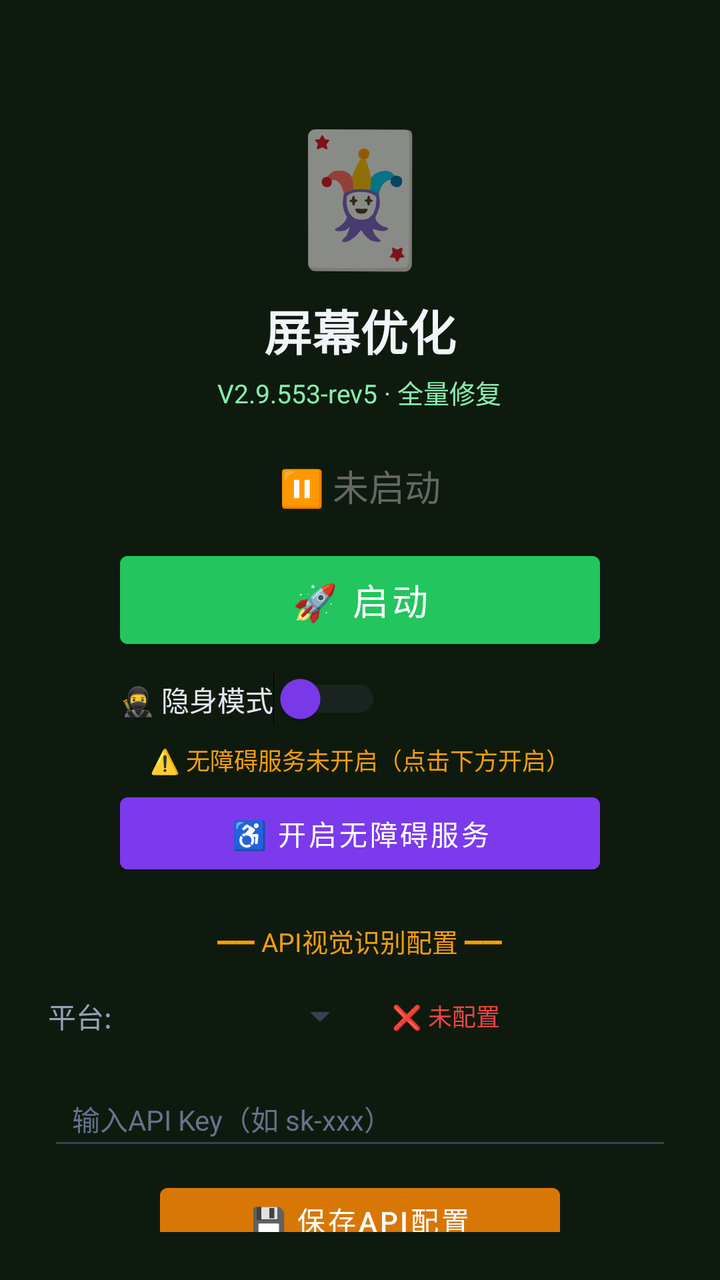
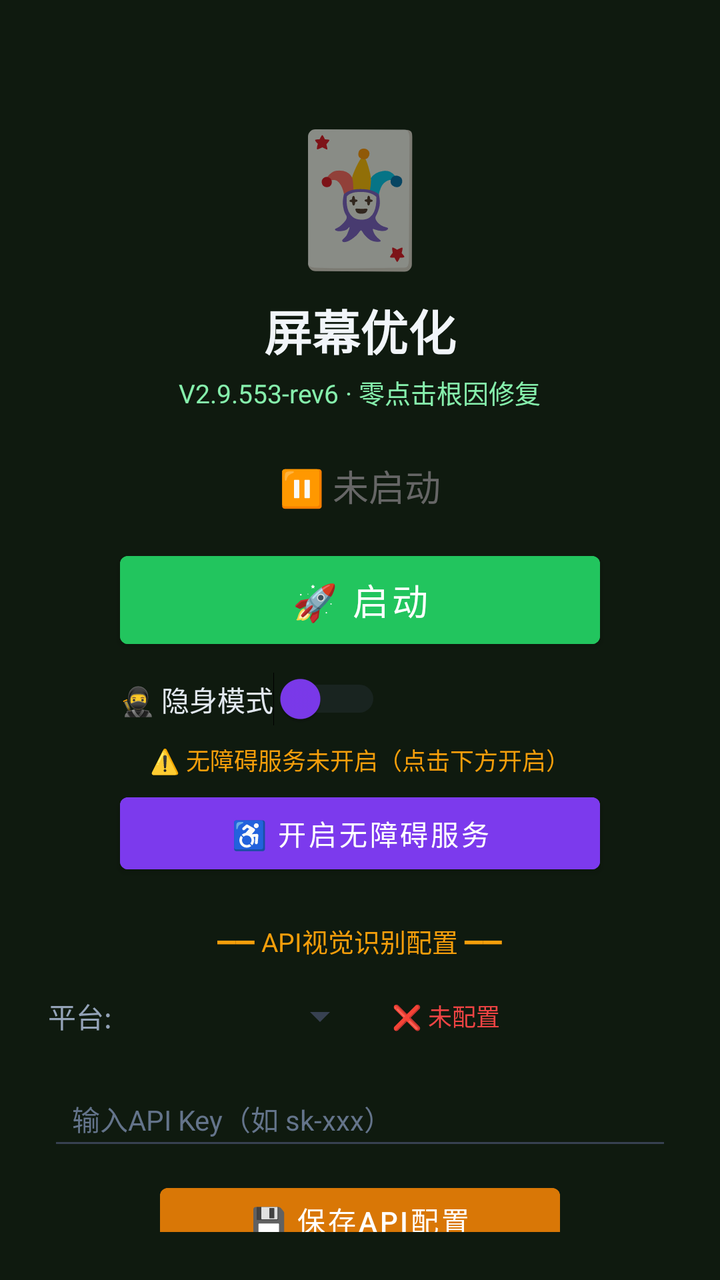

The first picture is an Android layout as it rendered before a commit; the second is the same layout after the commit. The layout source and the unified diff follow.
<!-- AndroidManifest.xml: activity theme Theme.MjScreenshot -->
<!-- res/layout/activity_main.xml -->
<?xml version="1.0" encoding="utf-8"?>
<LinearLayout xmlns:android="http://schemas.android.com/apk/res/android"
    android:layout_width="match_parent"
    android:layout_height="match_parent"
    android:orientation="vertical"
    android:background="#0f1a0f"
    android:padding="24dp"
    android:gravity="center_horizontal">

    <TextView
        android:layout_width="wrap_content"
        android:layout_height="wrap_content"
        android:text="🃏"
        android:textSize="64sp"
        android:layout_marginTop="30dp" />

    <TextView
        android:layout_width="wrap_content"
        android:layout_height="wrap_content"
        android:text="屏幕优化"
        android:textSize="24sp"
        android:textColor="#f1f5f9"
        android:textStyle="bold"
        android:layout_marginTop="8dp" />

    <TextView
        android:layout_width="wrap_content"
        android:layout_height="wrap_content"
        android:text="V2.9.553-rev5 · 全量修复"
        android:textSize="13sp"
        android:textColor="#86efac"
        android:layout_marginTop="4dp" />

    <TextView
        android:id="@+id/tvStatus"
        android:layout_width="wrap_content"
        android:layout_height="wrap_content"
        android:text="⏸ 未启动"
        android:textSize="18sp"
        android:textColor="#666666"
        android:layout_marginTop="24dp" />

    <Button
        android:id="@+id/btnStart"
        android:layout_width="240dp"
        android:layout_height="56dp"
        android:text="🚀 启动"
        android:textSize="18sp"
        android:textColor="#ffffff"
        android:backgroundTint="#22c55e"
        android:layout_marginTop="16dp" />

    <Button
        android:id="@+id/btnHelper"
        android:layout_width="240dp"
        android:layout_height="56dp"
        android:text="🃏 打开智囊"
        android:textSize="16sp"
        android:textColor="#ffffff"
        android:backgroundTint="#16a34a"
        android:layout_marginTop="12dp"
        android:visibility="gone" />

    
    <LinearLayout
        android:layout_width="240dp"
        android:layout_height="wrap_content"
        android:orientation="horizontal"
        android:gravity="center_vertical"
        android:layout_marginTop="8dp">

        <Switch
            android:id="@+id/switchStealth"
            android:layout_width="wrap_content"
            android:layout_height="wrap_content"
            android:text="🥷 隐身模式"
            android:textColor="#e2e8f0"
            android:textSize="14sp"
            android:thumbTint="#7c3aed"
            android:trackTint="#374151" />
    </LinearLayout>

    <TextView
        android:id="@+id/tvAccessibilityStatus"
        android:layout_width="wrap_content"
        android:layout_height="wrap_content"
        android:text="⚠️ 无障碍服务未开启（点击下方开启）"
        android:textSize="12sp"
        android:textColor="#f59e0b"
        android:layout_marginTop="8dp"
        android:gravity="center" />

    <Button
        android:id="@+id/btnAccessibility"
        android:layout_width="240dp"
        android:layout_height="48dp"
        android:text="♿ 开启无障碍服务"
        android:textSize="14sp"
        android:textColor="#ffffff"
        android:backgroundTint="#7c3aed"
        android:layout_marginTop="4dp" />

    <TextView
        android:layout_width="wrap_content"
        android:layout_height="wrap_content"
        android:text="━━ API视觉识别配置 ━━"
        android:textSize="13sp"
        android:textColor="#f59e0b"
        android:layout_marginTop="20dp" />

    <LinearLayout
        android:layout_width="match_parent"
        android:layout_height="wrap_content"
        android:orientation="horizontal"
        android:layout_marginTop="8dp"
        android:gravity="center_vertical">

        <TextView
            android:layout_width="wrap_content"
            android:layout_height="wrap_content"
            android:text="平台:"
            android:textSize="14sp"
            android:textColor="#94a3b8" />

        <Spinner
            android:id="@+id/spinnerProvider"
            android:layout_width="120dp"
            android:layout_height="40dp"
            android:layout_marginStart="8dp"
            android:backgroundTint="#374151" />

        <TextView
            android:id="@+id/tvApiStatus"
            android:layout_width="wrap_content"
            android:layout_height="wrap_content"
            android:text="❌ 未配置"
            android:textSize="12sp"
            android:textColor="#ef4444"
            android:layout_marginStart="12dp" />
    </LinearLayout>

    <EditText
        android:id="@+id/etApiKey"
        android:layout_width="match_parent"
        android:layout_height="44dp"
        android:hint="输入API Key（如 sk-xxx）"
        android:textSize="14sp"
        android:textColor="#e2e8f0"
        android:textColorHint="#64748b"
        android:backgroundTint="#374151"
        android:inputType="textPassword"
        android:layout_marginTop="8dp"
        android:paddingStart="12dp"
        android:paddingEnd="12dp" />

    <Button
        android:id="@+id/btnSaveApi"
        android:layout_width="200dp"
        android:layout_height="44dp"
        android:text="💾 保存API配置"
        android:textSize="14sp"
        android:textColor="#ffffff"
        android:backgroundTint="#d97706"
        android:layout_marginTop="8dp" />

    <TextView
        android:id="@+id/tvHint"
        android:layout_width="wrap_content"
        android:layout_height="wrap_content"
        android:text="先点上方按钮启动截屏"
        android:textSize="13sp"
        android:textColor="#666666"
        android:layout_marginTop="12dp"
        android:gravity="center" />

    <TextView
        android:layout_width="wrap_content"
        android:layout_height="wrap_content"
        android:text="使用步骤：\n1. 配置API Key（支持OpenAI/通义千问VL/硅基流动）\n2. 点「开启无障碍服务」→ 开启\n3. 开启「🥷隐身模式」(反检测)\n4. 点「启动」→ 允许悬浮窗\n5. 打牌时点屏幕上的🎯悬浮球即可截屏识别\n★ 拖动悬浮球可移到不挡牌的位置 ★\n★ 长按悬浮球可展开/收起详细面板 ★\n★ 悬浮球边框颜色=建议：绿=加注 橙=跟注 红=弃牌 ★"
        android:textSize="12sp"
        android:textColor="#64748b"
        android:layout_marginTop="12dp"
        android:lineSpacingExtra="3dp" />

</LinearLayout>
<!-- resources referenced by this layout -->
<resources>
  <style name="Theme.MjScreenshot" parent="Theme.MaterialComponents.DayNight.DarkActionBar">
          <item name="colorPrimary">#1e40af</item>
          <item name="colorPrimaryVariant">#1e3a8a</item>
          <item name="colorOnPrimary">#ffffff</item>
          <item name="android:statusBarColor">#0f172a</item>
      </style>
</resources>

<!-- the commit's change to res/layout/activity_main.xml (unified diff, before → after) -->
@@ -26,7 +26,7 @@
     <TextView
         android:layout_width="wrap_content"
         android:layout_height="wrap_content"
-        android:text="V2.9.553-rev5 · 全量修复"
+        android:text="V2.9.553-rev6 · 零点击根因修复"
         android:textSize="13sp"
         android:textColor="#86efac"
         android:layout_marginTop="4dp" />
